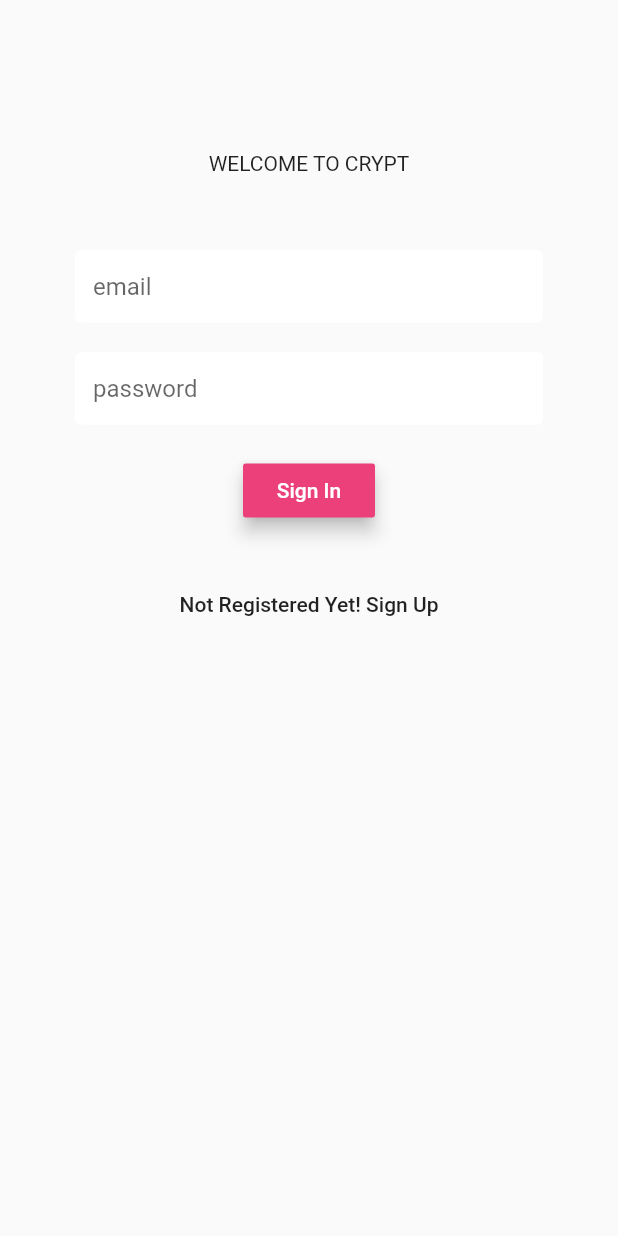
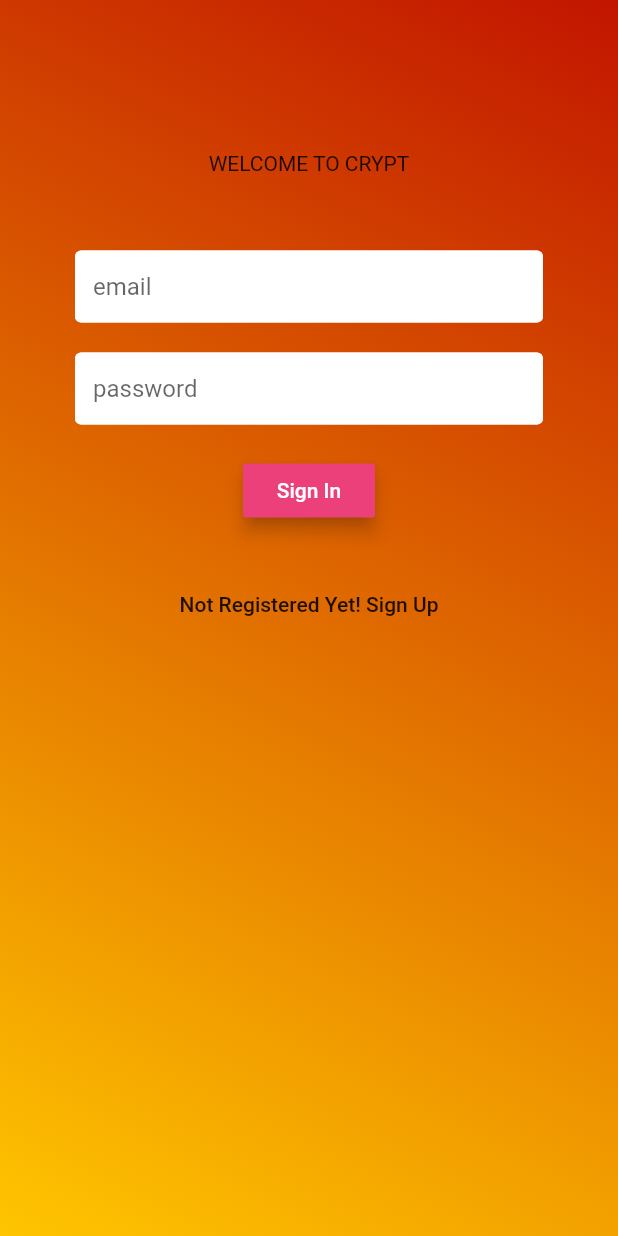
Before and after one commit to thecheesybit/fyi-flutter-app, a Flutter app: the screen it shows after launch, on a phone screen of 412 x 824 dp. Run offline on Flutter 3.47's test engine with Material 2 defaults, Android fonts, the phone set to English and light mode, and no system bars; our stand-ins replace firebase_auth, flutter_spinkit; accounts and stored records are empty.

Commit message:
changes in icon

```diff
--- a/lib/screens/pre/login.dart
+++ b/lib/screens/pre/login.dart
@@ -34,11 +34,16 @@ class _SignInState extends State<SignIn> {
                 '',
                 style: TextStyle(color: Colors.black),
               ),
-
             ),
             extendBodyBehindAppBar: true,
             body: Container(
               constraints: BoxConstraints.expand(),
+              decoration: BoxDecoration(
+                gradient: LinearGradient(
+                    begin: Alignment.topRight,
+                    end: Alignment.bottomLeft,
+                    colors: [Color(0xffc21500), Color(0xffffc500)]),
+              ),
               // decoration: BoxDecoration(
               //   image: DecorationImage(
               //       image: AssetImage("assets/images/b3.gif"),
@@ -46,18 +51,18 @@ class _SignInState extends State<SignIn> {
               // ),
               child: Column(
                 children: <Widget>[
-
                   Center(
                     child: SafeArea(
                       child: Padding(
-                        padding: const EdgeInsets.fromLTRB(0,35,0,0),
+                        padding: const EdgeInsets.fromLTRB(0, 35, 0, 0),
                         child: Container(
                             //child:
                             //Image.asset("assets/images/logo.png"),
                             ),
                       ),
                     ),
-                  ), SizedBox(
+                  ),
+                  SizedBox(
                     height: 10,
                   ),
                   Text('WELCOME TO CRYPT'),
@@ -121,7 +126,8 @@ class _SignInState extends State<SignIn> {
                           FlatButton(
                             child: Text('Not Registered Yet! Sign Up'),
                             color: Colors.transparent,
-                             onPressed: () => widget.toggleView(),),
+                            onPressed: () => widget.toggleView(),
+                          ),
                         ],
                       ),
                     ),
--- a/pubspec.yaml
+++ b/pubspec.yaml
@@ -51,7 +51,7 @@ flutter:
 
   # To add assets to your application, add an assets section, like this:
   assets:
-    - /images/
+    - /images
 
 
   # An image asset can refer to one or more resolution-specific "variants", see
```
Also changed, not shown: 5 other files. Lines whose indentation alone changed are shown as unchanged.
